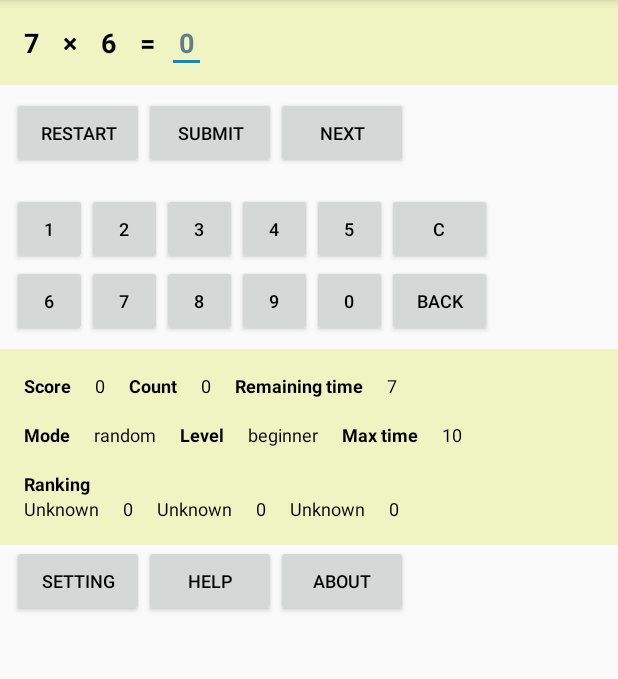
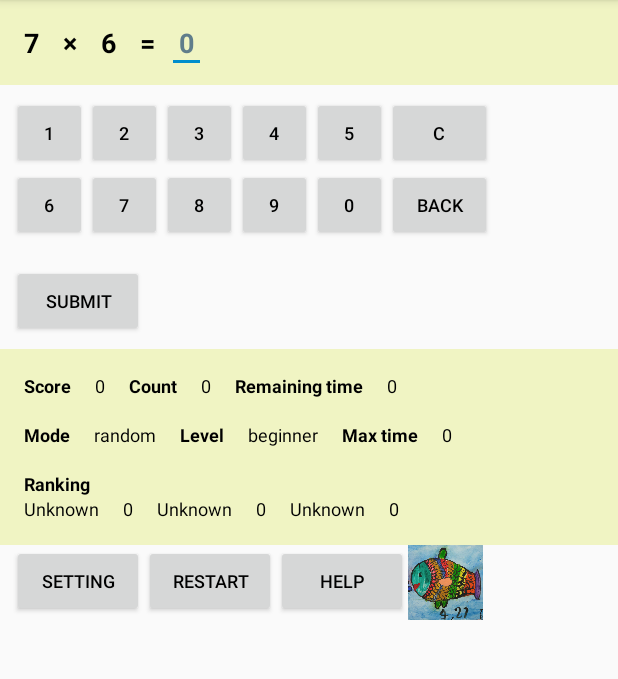
Before and after one commit to wonsang/CalculusQuiz, an Android app: the screen it shows after launch (MainActivity), on a phone screen of 412 x 824 dp, the part 84-763 px from its top. Run offline under Robolectric (Android 15) with nearby library versions, the phone set to English and light mode, and no system bars.

Commit message:
Updated sources

```diff
--- a/src/app/src/main/java/com/wy/calculus/MainActivity.java
+++ b/src/app/src/main/java/com/wy/calculus/MainActivity.java
@@ -6,6 +6,7 @@ import android.view.*;
 import android.view.View.*;
 import android.widget.*;
 import android.content.*;
+import android.content.ClipboardManager;
 import android.graphics.*;
 import android.media.*;
 import android.net.*;
@@ -14,6 +15,7 @@ import android.util.*;
 import android.webkit.*;
 import java.util.*;
 import java.text.*;
+
 
 
 public class MainActivity extends Activity {
@@ -34,9 +36,6 @@ public class MainActivity extends Activity {
 	private EditText answeredit;
 	private TextView resulttext;
 	private TextView answerview;
-	private Button clearbutton;
-	private Button submitbutton;
-	private Button nextbutton;
 	private Button button1;
 	private Button button2;
 	private Button button3;
@@ -49,6 +48,8 @@ public class MainActivity extends Activity {
 	private Button button9;
 	private Button button0;
 	private Button backbutton;
+	private Button submitbutton;
+	private Button nextbutton;
 	private TextView scoretext;
 	private TextView scoreview;
 	private TextView cnttext;
@@ -69,8 +70,9 @@ public class MainActivity extends Activity {
 	private TextView usertext3;
 	private TextView userscore3;
 	private Button settingbutton;
+	private Button clearbutton;
 	private Button buttonhelp;
-	private Button aboutbutton;
+	private ImageView imageview1;
 
 	private double value1 = 0;
 	private double value2 = 0;
@@ -128,9 +130,6 @@ public class MainActivity extends Activity {
 		answeredit = (EditText) findViewById(R.id.answeredit);
 		resulttext = (TextView) findViewById(R.id.resulttext);
 		answerview = (TextView) findViewById(R.id.answerview);
-		clearbutton = (Button) findViewById(R.id.clearbutton);
-		submitbutton = (Button) findViewById(R.id.submitbutton);
-		nextbutton = (Button) findViewById(R.id.nextbutton);
 		button1 = (Button) findViewById(R.id.button1);
 		button2 = (Button) findViewById(R.id.button2);
 		button3 = (Button) findViewById(R.id.button3);
@@ -143,6 +142,8 @@ public class MainActivity extends Activity {
 		button9 = (Button) findViewById(R.id.button9);
 		button0 = (Button) findViewById(R.id.button0);
 		backbutton = (Button) findViewById(R.id.backbutton);
+		submitbutton = (Button) findViewById(R.id.submitbutton);
+		nextbutton = (Button) findViewById(R.id.nextbutton);
 		scoretext = (TextView) findViewById(R.id.scoretext);
 		scoreview = (TextView) findViewById(R.id.scoreview);
 		cnttext = (TextView) findViewById(R.id.cnttext);
@@ -163,8 +164,9 @@ public class MainActivity extends Activity {
 		usertext3 = (TextView) findViewById(R.id.usertext3);
 		userscore3 = (TextView) findViewById(R.id.userscore3);
 		settingbutton = (Button) findViewById(R.id.settingbutton);
+		clearbutton = (Button) findViewById(R.id.clearbutton);
 		buttonhelp = (Button) findViewById(R.id.buttonhelp);
-		aboutbutton = (Button) findViewById(R.id.aboutbutton);
+		imageview1 = (ImageView) findViewById(R.id.imageview1);
 
 
 
@@ -242,14 +244,6 @@ public class MainActivity extends Activity {
 				startActivity(settingintent);
 			}
 		});
-		aboutbutton.setOnClickListener(new View.OnClickListener() {
-			@Override
-			public void onClick(View _v) {
-				intentcodes.setAction(Intent.ACTION_VIEW);
-				intentcodes.setData(Uri.parse("http://calculusquiz.weebly.com"));
-				startActivity(intentcodes);
-			}
-		});
 		button1.setOnClickListener(new View.OnClickListener() {
 			@Override
 			public void onClick(View _v) {
@@ -325,6 +319,14 @@ public class MainActivity extends Activity {
 			@Override
 			public void onClick(View _v) {
 				answeredit.setText("0");
+			}
+		});
+		imageview1.setOnClickListener(new View.OnClickListener() {
+			@Override
+			public void onClick(View _v) {
+				intentcodes.setAction(Intent.ACTION_VIEW);
+				intentcodes.setData(Uri.parse("http://calculusquiz.weebly.com/about.html"));
+				startActivity(intentcodes);
 			}
 		});
 
@@ -526,7 +528,7 @@ public class MainActivity extends Activity {
 			level = Double.parseDouble(config.getString("level", ""));
 		}
 		if (config.getString("maxtime", "").length() == 0) {
-			maxtime = 10;
+			maxtime = 0;
 		}
 		else {
 			maxtime = Double.parseDouble(config.getString("maxtime", ""));
@@ -544,7 +546,7 @@ public class MainActivity extends Activity {
 			issound = Double.parseDouble(config.getString("issound", ""));
 		}
 		if (config.getString("autonext", "").length() == 0) {
-			autonext = 0;
+			autonext = 1;
 		}
 		else {
 			autonext = Double.parseDouble(config.getString("autonext", ""));
@@ -552,6 +554,7 @@ public class MainActivity extends Activity {
 	}
 	private void _updaterank () {
 		rankusers.clear();
+		rankscores.clear();
 		if (config.getString("rankuser1", "").length() == 0) {
 			rankusers.add("Unknown");
 			rankscores.add(Double.valueOf(Double.parseDouble("0")));
--- a/src/app/src/main/res/layout/main.xml
+++ b/src/app/src/main/res/layout/main.xml
@@ -64,7 +64,7 @@
 			android:textColor="#000000"
 			android:hint="0"
 			android:textColorHint="#607D8B"
-			android:singleLine="true"
+			android:lines="1"
 			/>
 		<TextView
 			android:id="@+id/resulttext"
@@ -85,41 +85,6 @@
 	</LinearLayout>
 	<LinearLayout
 		android:id="@+id/linear2"
-		android:layout_width="match_parent"
-		android:layout_height="wrap_content"
-		android:padding="8dp"
-		android:orientation="horizontal"
-		>
-		<Button
-			android:id="@+id/clearbutton"
-			android:layout_width="wrap_content"
-			android:layout_height="wrap_content"
-			android:padding="8dp"
-			android:text="Restart"
-			android:textSize="12sp"
-			android:textColor="#000000"
-			/>
-		<Button
-			android:id="@+id/submitbutton"
-			android:layout_width="wrap_content"
-			android:layout_height="wrap_content"
-			android:padding="8dp"
-			android:text="Submit"
-			android:textSize="12sp"
-			android:textColor="#000000"
-			/>
-		<Button
-			android:id="@+id/nextbutton"
-			android:layout_width="wrap_content"
-			android:layout_height="wrap_content"
-			android:padding="8dp"
-			android:text="Next"
-			android:textSize="12sp"
-			android:textColor="#000000"
-			/>
-	</LinearLayout>
-	<LinearLayout
-		android:id="@+id/linear3"
 		android:layout_width="match_parent"
 		android:layout_height="wrap_content"
 		android:paddingLeft="8dp"
@@ -183,7 +148,7 @@
 			/>
 	</LinearLayout>
 	<LinearLayout
-		android:id="@+id/linear4"
+		android:id="@+id/linear3"
 		android:layout_width="match_parent"
 		android:layout_height="wrap_content"
 		android:paddingLeft="8dp"
@@ -242,6 +207,32 @@
 			android:layout_height="wrap_content"
 			android:padding="8dp"
 			android:text="Back"
+			android:textSize="12sp"
+			android:textColor="#000000"
+			/>
+	</LinearLayout>
+	<LinearLayout
+		android:id="@+id/linear4"
+		android:layout_width="match_parent"
+		android:layout_height="wrap_content"
+		android:padding="8dp"
+		android:orientation="horizontal"
+		>
+		<Button
+			android:id="@+id/submitbutton"
+			android:layout_width="wrap_content"
+			android:layout_height="wrap_content"
+			android:padding="8dp"
+			android:text="Submit"
+			android:textSize="12sp"
+			android:textColor="#000000"
+			/>
+		<Button
+			android:id="@+id/nextbutton"
+			android:layout_width="wrap_content"
+			android:layout_height="wrap_content"
+			android:padding="8dp"
+			android:text="Next"
 			android:textSize="12sp"
 			android:textColor="#000000"
 			/>
@@ -496,6 +487,15 @@
 			android:textColor="#000000"
 			/>
 		<Button
+			android:id="@+id/clearbutton"
+			android:layout_width="wrap_content"
+			android:layout_height="wrap_content"
+			android:padding="8dp"
+			android:text="Restart"
+			android:textSize="12sp"
+			android:textColor="#000000"
+			/>
+		<Button
 			android:id="@+id/buttonhelp"
 			android:layout_width="wrap_content"
 			android:layout_height="wrap_content"
@@ -504,14 +504,13 @@
 			android:textSize="12sp"
 			android:textColor="#000000"
 			/>
-		<Button
-			android:id="@+id/aboutbutton"
-			android:layout_width="wrap_content"
-			android:layout_height="wrap_content"
-			android:padding="8dp"
-			android:text="About"
-			android:textSize="12sp"
-			android:textColor="#000000"
+		<ImageView
+			android:id="@+id/imageview1"
+			android:layout_width="50dp"
+			android:layout_height="50dp"
+			android:src="@drawable/fish"
+			android:scaleType="fitXY"
+			android:layout_gravity="right"
 			/>
 	</LinearLayout>
 </LinearLayout>
```
Also changed, not shown: src/app/src/main/java/com/wy/calculus/SettingActivity.java (+17 -1 lines), src/app/src/main/res/layout/setting.xml (+13 -3 lines), src/app/src/main/res/drawable-xhdpi/fish.jpg (added), 11 other files.
